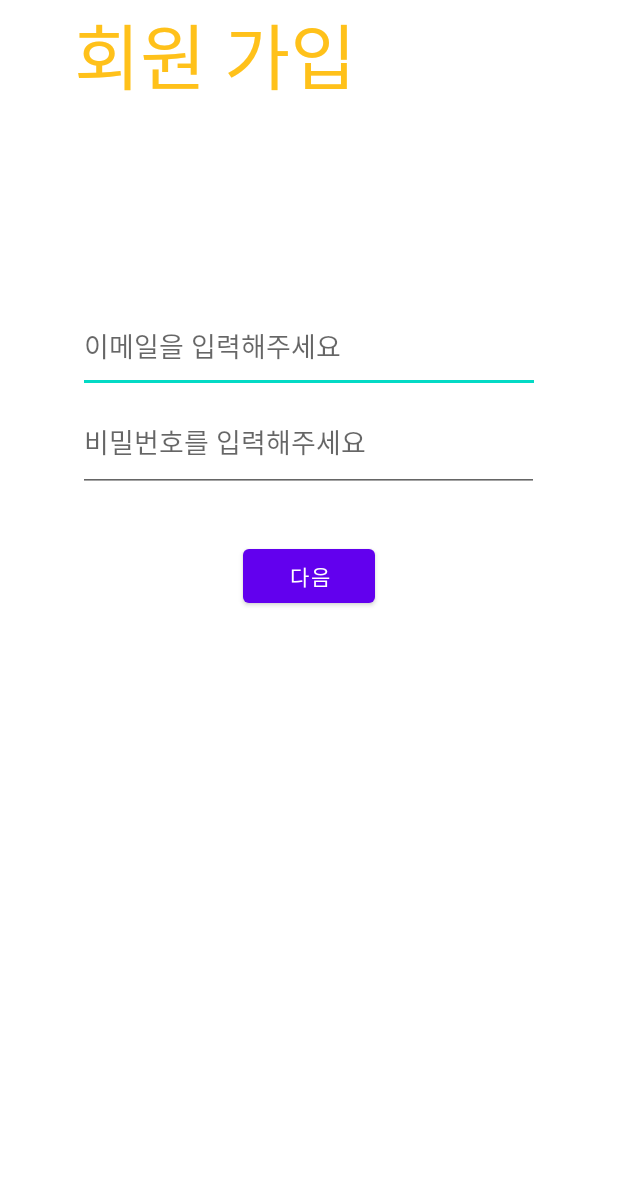
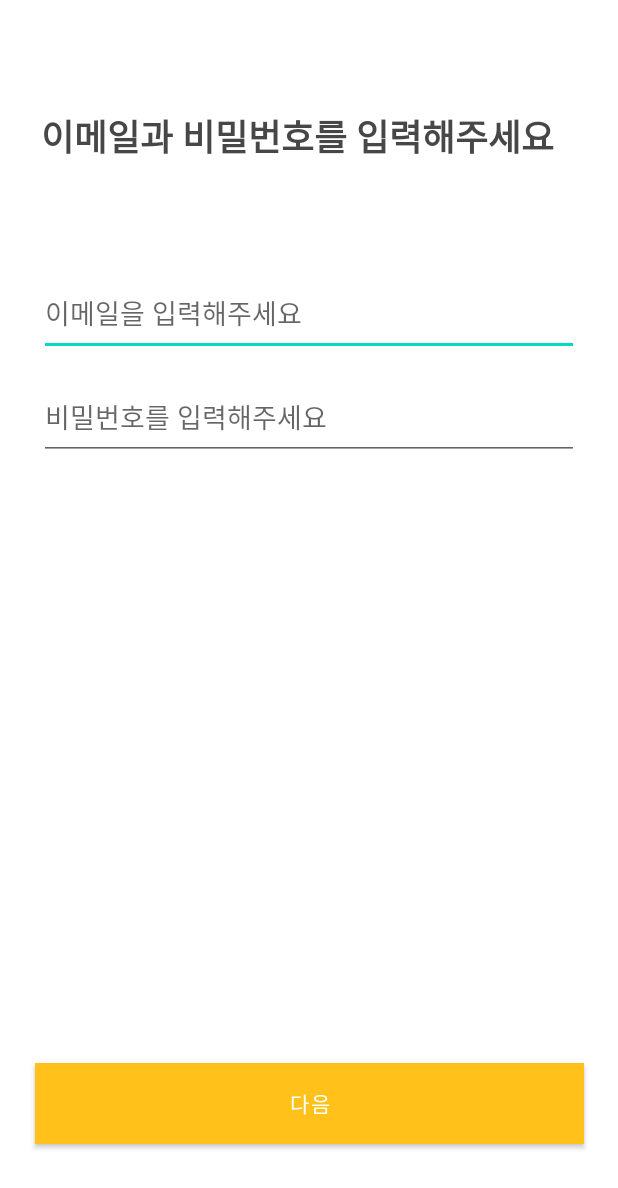
Before and after one commit to paranBANDA/Banda, an Android app: the RegisterActivity screen opened directly, with no data from a screen before it, on a phone screen of 412 x 824 dp. Shown: the top 1188 px of the screen. Run offline under Robolectric (Android 15) with nearby library versions, the phone set to English and light mode, and no system bars.

Commit message:
register_design

```diff
--- a/Banda-mobile/app/src/main/res/layout/activity_register.xml
+++ b/Banda-mobile/app/src/main/res/layout/activity_register.xml
@@ -8,48 +8,53 @@
 
     <EditText
         android:id="@+id/editTextTextEmailAddress"
-        android:layout_width="308dp"
-        android:layout_height="62dp"
-        android:layout_marginTop="200dp"
+        android:layout_width="360dp"
+        android:layout_height="57dp"
+        android:layout_marginTop="180dp"
         android:ems="10"
         android:hint="이메일을 입력해주세요"
         android:inputType="textEmailAddress"
         app:layout_constraintEnd_toEndOf="parent"
+        app:layout_constraintHorizontal_bias="0.5"
         app:layout_constraintStart_toStartOf="parent"
         app:layout_constraintTop_toTopOf="parent" />
 
     <TextView
         android:id="@+id/textView"
-        android:layout_width="203dp"
-        android:layout_height="65dp"
-        android:layout_marginEnd="110dp"
-        android:text="회원 가입"
-        android:textColor="#FFC11A"
-        android:textSize="48sp"
-        android:fontFamily="@font/suit"
+        android:layout_width="wrap_content"
+        android:layout_height="wrap_content"
+        android:text="이메일과 비밀번호를 입력해주세요"
+        android:textAppearance="@style/content_main"
+        app:layout_constraintBottom_toTopOf="@+id/editTextTextEmailAddress"
         app:layout_constraintEnd_toEndOf="parent"
+        app:layout_constraintHorizontal_bias="0.388"
         app:layout_constraintStart_toStartOf="parent"
-        tools:layout_editor_absoluteY="40dp" />
+        app:layout_constraintTop_toTopOf="parent"
+        app:layout_constraintVertical_bias="0.506" />
 
     <EditText
         android:id="@+id/editTextTextPassword"
-        android:layout_width="307dp"
-        android:layout_height="66dp"
+        android:layout_width="360dp"
+        android:layout_height="57dp"
+        android:layout_marginTop="12dp"
         android:ems="10"
         android:hint="비밀번호를 입력해주세요"
         android:inputType="textPassword"
         app:layout_constraintEnd_toEndOf="parent"
-        app:layout_constraintHorizontal_bias="0.495"
+        app:layout_constraintHorizontal_bias="0.5"
         app:layout_constraintStart_toStartOf="parent"
         app:layout_constraintTop_toBottomOf="@+id/editTextTextEmailAddress" />
 
     <Button
         android:id="@+id/btn_next"
-        android:layout_width="wrap_content"
-        android:layout_height="wrap_content"
-        android:layout_marginTop="32dp"
+        android:layout_width="366dp"
+        android:layout_height="54dp"
+        android:layout_marginTop="340dp"
+        android:background="@color/banda"
         android:text="다음"
+        app:layout_constraintBottom_toBottomOf="parent"
         app:layout_constraintEnd_toEndOf="parent"
+        app:layout_constraintHorizontal_bias="0.5"
         app:layout_constraintStart_toStartOf="parent"
         app:layout_constraintTop_toBottomOf="@+id/editTextTextPassword" />
 
--- a/Banda-mobile/app/src/main/res/values/colors.xml
+++ b/Banda-mobile/app/src/main/res/values/colors.xml
@@ -7,4 +7,6 @@
     <color name="teal_700">#FF018786</color>
     <color name="black">#FF000000</color>
     <color name="white">#FFFFFFFF</color>
+    <color name="grey">#878787</color>
+    <color name="banda">#FFC11A</color>
 </resources>
--- a/Banda-mobile/app/src/main/res/values/styles.xml
+++ b/Banda-mobile/app/src/main/res/values/styles.xml
@@ -11,4 +11,26 @@
         </item>
 
     </style>
+    <style name="content_main">
+        <item name="android:textSize">
+            24sp
+        </item>
+        <item name="android:textColor">
+            #474747
+        </item>
+        <item name="android:textStyle">
+            bold
+        </item>
+    </style>
+    <style name="content_sub">
+        <item name="android:textSize">
+            18sp
+        </item>
+        <item name="android:textColor">
+            #878787
+        </item>
+        <item name="android:textStyle">
+            bold
+        </item>
+    </style>
 </resources>
--- a/Banda-mobile/app/src/main/res/values/themes.xml
+++ b/Banda-mobile/app/src/main/res/values/themes.xml
@@ -3,7 +3,7 @@
     <style name="Theme.Banda" parent="Theme.MaterialComponents.DayNight.DarkActionBar">
         <item name="windowNoTitle">true</item>
         <!-- Primary brand color. -->
-        <item name="colorPrimary">@color/purple_500</item>
+        <item name="colorPrimary">@color/banda</item>
         <item name="colorPrimaryVariant">@color/purple_700</item>
         <item name="colorOnPrimary">@color/white</item>
         <!-- Secondary brand color. -->
```
